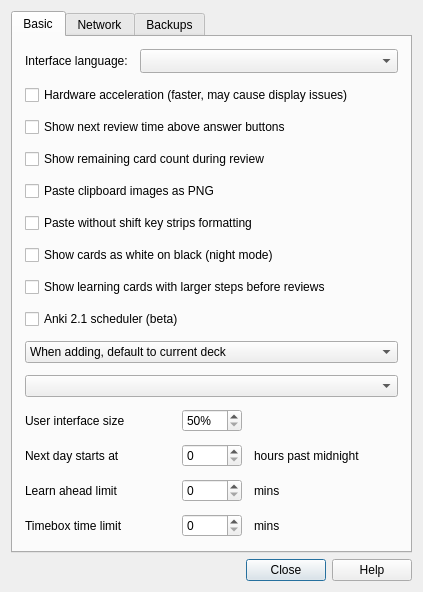
ankitects/anki, file qt/designer/preferences.ui: the form before one commit.
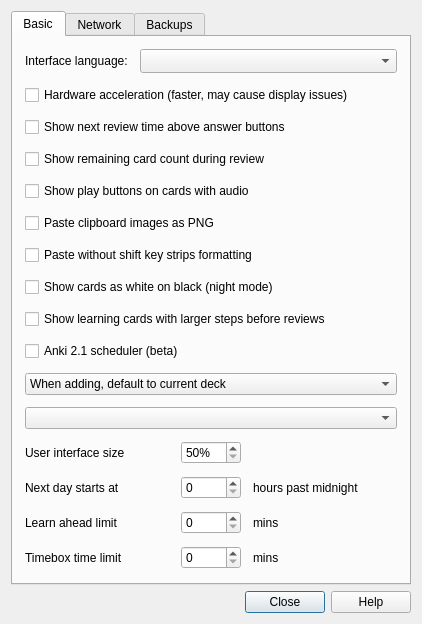
The form after the commit.

Commit message: add option in prefs to hide replay audio buttons

Patch:
```diff
--- a/qt/designer/preferences.ui
+++ b/qt/designer/preferences.ui
@@ -6,8 +6,8 @@
    <rect>
     <x>0</x>
     <y>0</y>
-    <width>423</width>
-    <height>508</height>
+    <width>422</width>
+    <height>579</height>
    </rect>
   </property>
   <property name="windowTitle">
@@ -87,6 +87,13 @@
          </property>
         </widget>
        </item>
+       <item>
+        <widget class="QCheckBox" name="showPlayButtons">
+         <property name="text">
+          <string>Show play buttons on cards with audio</string>
+         </property>
+        </widget>
+       </item>
        <item>
         <widget class="QCheckBox" name="pastePNG">
          <property name="text">
```
Left out of the diff: 1 changed line with no effect on the pictures. The commit also changes 4 other files.
